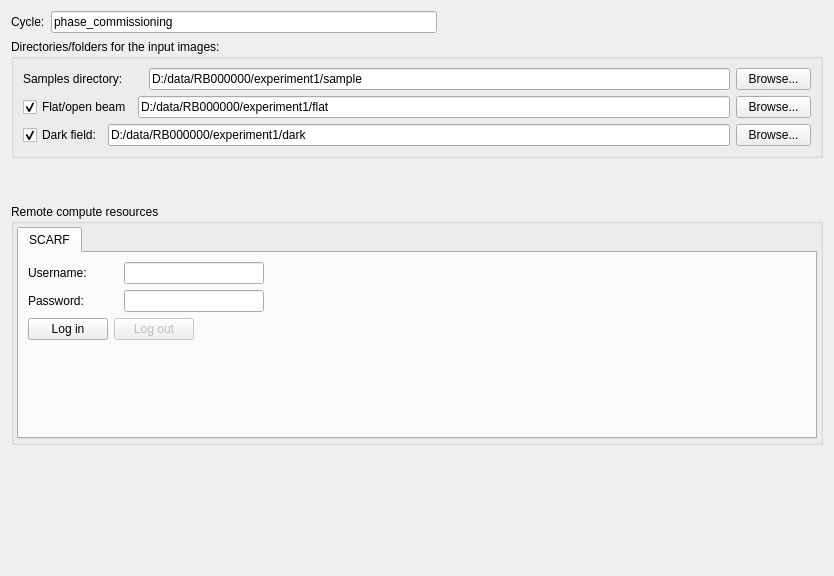
First picture: the form in MantidQt/CustomInterfaces/inc/MantidQtCustomInterfaces/Tomography/TomographyIfaceQtTabSetup.ui, repository mantidproject/mantid, before the edit.
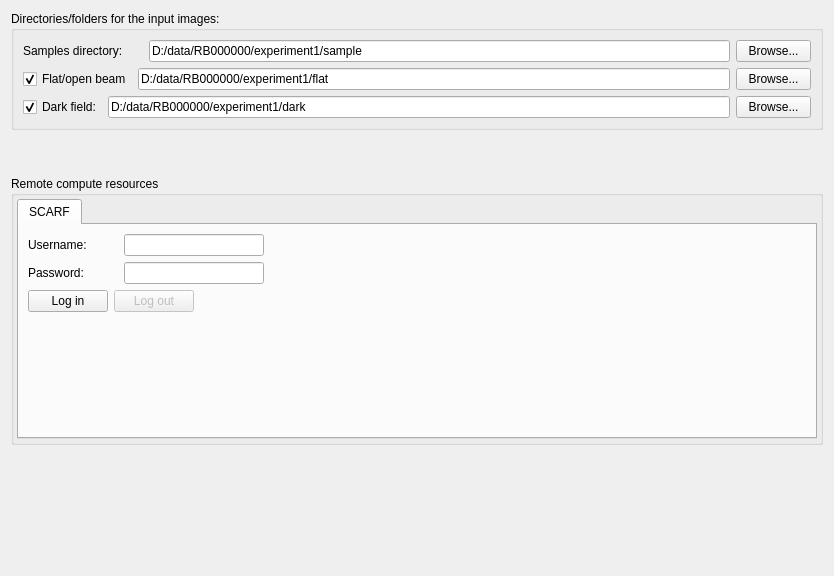
Second picture: the form after the edit.

```diff
--- a/MantidQt/CustomInterfaces/inc/MantidQtCustomInterfaces/Tomography/TomographyIfaceQtTabSetup.ui
+++ b/MantidQt/CustomInterfaces/inc/MantidQtCustomInterfaces/Tomography/TomographyIfaceQtTabSetup.ui
@@ -15,6 +15,19 @@
   </property>
   <layout class="QGridLayout" name="gridLayout_7">
    <item row="1" column="0">
+    <spacer name="verticalSpacer_4">
+     <property name="orientation">
+      <enum>Qt::Vertical</enum>
+     </property>
+     <property name="sizeHint" stdset="0">
+      <size>
+       <width>20</width>
+       <height>40</height>
+      </size>
+     </property>
+    </spacer>
+   </item>
+   <item row="0" column="0">
     <widget class="QGroupBox" name="groupBox_2">
      <property name="sizePolicy">
       <sizepolicy hsizetype="Preferred" vsizetype="Preferred">
@@ -149,7 +162,7 @@
      </layout>
     </widget>
    </item>
-   <item row="5" column="0">
+   <item row="4" column="0">
     <spacer name="verticalSpacer_2">
      <property name="orientation">
       <enum>Qt::Vertical</enum>
@@ -162,44 +175,7 @@
      </property>
     </spacer>
    </item>
-   <item row="0" column="0">
-    <layout class="QHBoxLayout" name="horizontalLayout_9">
-     <item>
-      <widget class="QLabel" name="label_cycle">
-       <property name="text">
-        <string>Cycle:</string>
-       </property>
-      </widget>
-     </item>
-     <item>
-      <widget class="QLineEdit" name="lineEdit_cycle">
-       <property name="sizePolicy">
-        <sizepolicy hsizetype="Expanding" vsizetype="Fixed">
-         <horstretch>0</horstretch>
-         <verstretch>0</verstretch>
-        </sizepolicy>
-       </property>
-       <property name="text">
-        <string>phase_commissioning</string>
-       </property>
-      </widget>
-     </item>
-     <item>
-      <spacer name="horizontalSpacer_9">
-       <property name="orientation">
-        <enum>Qt::Horizontal</enum>
-       </property>
-       <property name="sizeHint" stdset="0">
-        <size>
-         <width>68</width>
-         <height>20</height>
-        </size>
-       </property>
-      </spacer>
-     </item>
-    </layout>
-   </item>
-   <item row="3" column="0">
+   <item row="2" column="0">
     <widget class="QGroupBox" name="groupBox">
      <property name="sizePolicy">
       <sizepolicy hsizetype="Preferred" vsizetype="Preferred">
@@ -433,19 +409,6 @@
      </layout>
     </widget>
    </item>
-   <item row="2" column="0">
-    <spacer name="verticalSpacer_4">
-     <property name="orientation">
-      <enum>Qt::Vertical</enum>
-     </property>
-     <property name="sizeHint" stdset="0">
-      <size>
-       <width>20</width>
-       <height>40</height>
-      </size>
-     </property>
-    </spacer>
-   </item>
   </layout>
  </widget>
  <tabstops>
```
Left out of the diff: 1 changed line with no effect on the pictures.
